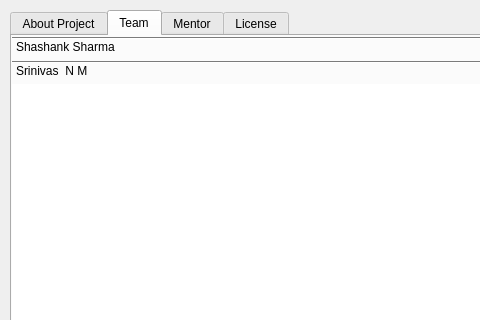
shashankrnr32/KannadaTTS-Application, file App/ui/AboutWindow.ui: the form before one commit; both pictures show x 0 to 480 and y 0 to 320 of the 603 by 458 pixel window.
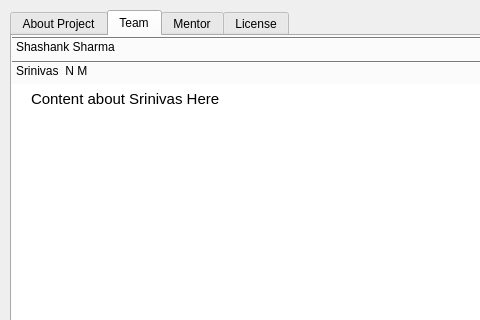
The form after the commit. The open tabs and pages were chosen to show the change. Icons and pictures are not drawn.

Patch:
```diff
--- a/App/ui/AboutWindow.ui
+++ b/App/ui/AboutWindow.ui
@@ -161,6 +161,18 @@
          <height>254</height>
         </rect>
        </property>
+       <property name="html">
+        <string>&lt;!DOCTYPE HTML PUBLIC &quot;-//W3C//DTD HTML 4.0//EN&quot; &quot;http://www.w3.org/TR/REC-html40/strict.dtd&quot;&gt;
+&lt;html&gt;&lt;head&gt;&lt;meta name=&quot;qrichtext&quot; content=&quot;1&quot; /&gt;&lt;style type=&quot;text/css&quot;&gt;
+p, li { white-space: pre-wrap; }
+&lt;/style&gt;&lt;/head&gt;&lt;body style=&quot; font-family:'Manjari'; font-size:11pt; font-weight:400; font-style:normal;&quot;&gt;
+&lt;table border=&quot;0&quot; style=&quot; margin-top:0px; margin-bottom:0px; margin-left:0px; margin-right:0px;&quot; cellspacing=&quot;2&quot; cellpadding=&quot;0&quot;&gt;
+&lt;tr&gt;
+&lt;td&gt;
+&lt;p style=&quot; margin-top:0px; margin-bottom:0px; margin-left:0px; margin-right:0px; -qt-block-indent:0; text-indent:0px;&quot;&gt;&lt;img src=&quot;:/img/img/snm.jpg&quot; width=&quot;150&quot; height=&quot;150&quot; /&gt;&lt;/p&gt;&lt;/td&gt;
+&lt;td&gt;
+&lt;p style=&quot; margin-top:20px; margin-bottom:5px; margin-left:10px; margin-right:0px; -qt-block-indent:0; text-indent:0px;&quot;&gt;Content about Srinivas Here&lt;/p&gt;&lt;/td&gt;&lt;/tr&gt;&lt;/table&gt;&lt;/body&gt;&lt;/html&gt;</string>
+       </property>
       </widget>
      </widget>
      <widget class="QWidget" name="page_4">
```
Left out of the diff: 26 changed lines with no effect on the pictures.
